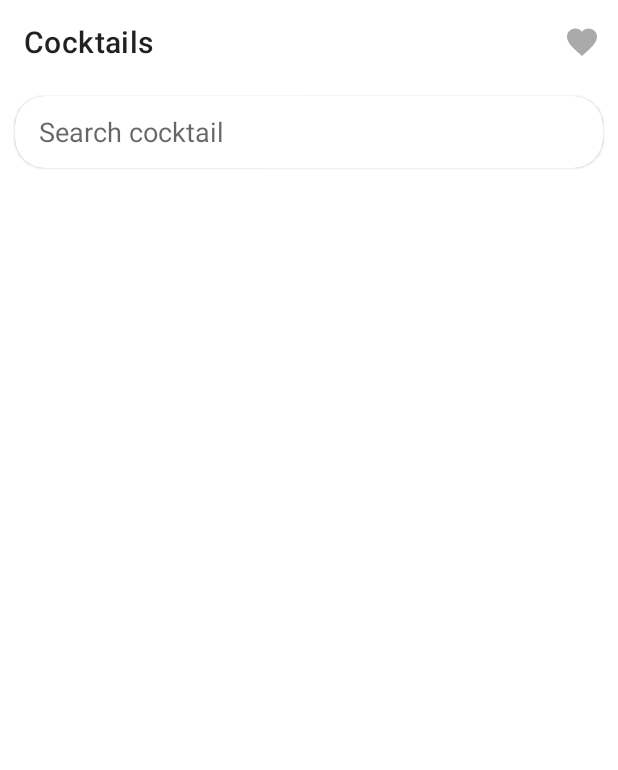
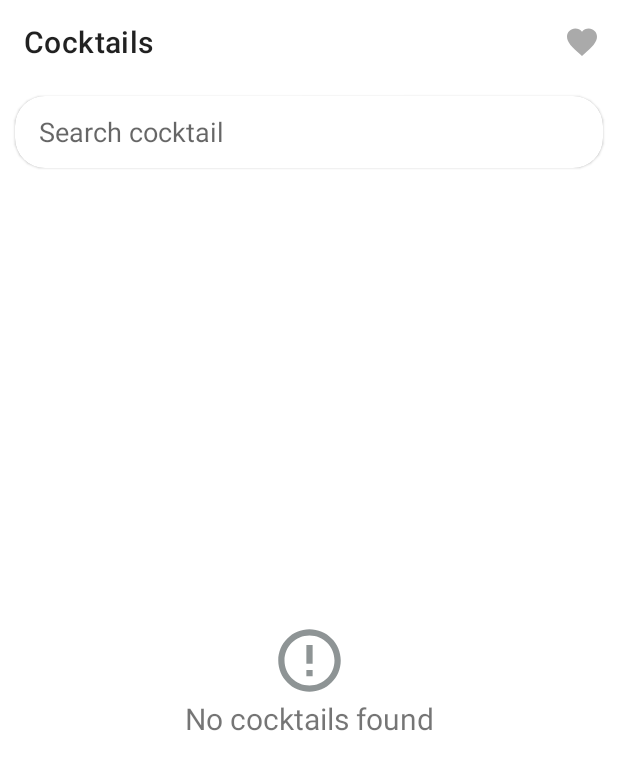
Before and after one commit to farinas09/cocktails_app, an Android app: the screen it shows after launch (MainActivity), on a phone screen of 412 x 824 dp. Shown: the top 770 px of the screen. Run offline under Robolectric (Android 15) with nearby library versions, the phone set to English and light mode, and no system bars; our stand-ins replace Dagger/Hilt's generated code, Room's generated code, navigation-ui; libraries missing offline, so code that uses them is left out: com.zhuinden.eventemitter; pictures from the network do not load; 1 statement that could not run was skipped.

Commit message:
refactor ui changes and improve arq

```diff
--- a/app/src/main/java/com/farinas/cocktailsapp/ui/MainAdapter.kt
+++ b/app/src/main/java/com/farinas/cocktailsapp/ui/home/MainAdapter.kt
@@ -1,4 +1,4 @@
-package com.farinas.cocktailsapp.ui
+package com.farinas.cocktailsapp.ui.home
 
 import android.content.Context
 import android.view.LayoutInflater
@@ -14,12 +14,20 @@ import com.farinas.cocktailsapp.databinding.DrinkRowBinding
 /**
  * Created by Erick Fariñas on 21/07/2021.
  */
-class MainAdapter(private val context: Context, private val cocktailsList: List<Cocktail>, private val itemClickListener:OnCocktailClickListener) :
+class MainAdapter(private val context: Context, private val itemClickListener: OnCocktailClickListener) :
     RecyclerView.Adapter<BaseViewHolder<*>>() {
+
+    private var cocktailList = listOf<Cocktail>()
 
     interface OnCocktailClickListener {
         fun onCocktailClick(cocktail: Cocktail)
     }
+
+    fun setCocktailList(cocktailList: List<Cocktail>) {
+        this.cocktailList = cocktailList
+        notifyDataSetChanged()
+    }
+
     override fun onCreateViewHolder(parent: ViewGroup, viewType: Int): BaseViewHolder<*> {
         return MainViewHolder(
             LayoutInflater.from(context).inflate(R.layout.drink_row, parent, false)
@@ -28,12 +36,12 @@ class MainAdapter(private val context: Context, private val cocktailsList: List<
 
     override fun onBindViewHolder(holder: BaseViewHolder<*>, position: Int) {
         when (holder) {
-            is MainViewHolder -> holder.bind(cocktailsList[position], position)
+            is MainViewHolder -> holder.bind(cocktailList[position], position)
         }
     }
 
     override fun getItemCount(): Int {
-        return cocktailsList.size
+        return cocktailList.size
     }
 
     inner class MainViewHolder(itemView: View) : BaseViewHolder<Cocktail>(itemView) {
--- a/app/src/main/java/com/farinas/cocktailsapp/ui/MainFragment.kt
+++ b/app/src/main/java/com/farinas/cocktailsapp/ui/home/MainFragment.kt
@@ -1,33 +1,33 @@
-package com.farinas.cocktailsapp.ui
+package com.farinas.cocktailsapp.ui.home
 
 import android.os.Bundle
 import android.view.*
 import androidx.fragment.app.Fragment
-import android.widget.SearchView
-import android.widget.Toast
-import androidx.fragment.app.viewModels
+import androidx.fragment.app.activityViewModels
 import androidx.lifecycle.Observer
 import androidx.navigation.fragment.findNavController
 import androidx.recyclerview.widget.LinearLayoutManager
-import com.farinas.cocktailsapp.data.local.AppDatabase
 import com.farinas.cocktailsapp.R
+import com.farinas.cocktailsapp.core.Resource
 import com.farinas.cocktailsapp.data.model.Cocktail
 import com.farinas.cocktailsapp.databinding.FragmentMainBinding
-import com.farinas.cocktailsapp.domain.CocktailRepositoryImpl
 import com.farinas.cocktailsapp.presentation.MainViewModel
-import com.farinas.cocktailsapp.ui.viewmodel.VMFactory
-import com.farinas.cocktailsapp.vo.Resource
+import com.farinas.cocktailsapp.utils.*
+import dagger.hilt.android.AndroidEntryPoint
 
+@AndroidEntryPoint
 class MainFragment : Fragment(), MainAdapter.OnCocktailClickListener {
 
-    private val viewModel by viewModels<MainViewModel> { VMFactory(CocktailRepositoryImpl(DataSource(
-        AppDatabase.getDatabase(requireActivity().applicationContext)))) }
+    private val viewModel by activityViewModels<MainViewModel>()
     private var _binding: FragmentMainBinding? = null;
     private val binding get() = _binding!!
+    private lateinit var mainAdapter: MainAdapter
 
     override fun onCreate(savedInstanceState: Bundle?) {
         super.onCreate(savedInstanceState)
         setHasOptionsMenu(true)
+
+        mainAdapter = MainAdapter(requireContext(), this)
     }
 
     override fun onCreateView(
@@ -48,47 +48,37 @@ class MainFragment : Fragment(), MainAdapter.OnCocktailClickListener {
 
     private fun setUpObservers() {
         viewModel.fetchCocktailsList.observe(viewLifecycleOwner, Observer { result ->
+            binding.progressBar.showIf { result is Resource.Loading }
             when (result) {
                 is Resource.Loading -> {
-                    binding.progressBar.visibility = View.VISIBLE
+                    binding.emptyContainer.root.hide()
                 }
                 is Resource.Success -> {
-                    binding.progressBar.visibility = View.GONE
-                    binding.rvCocktails.adapter = MainAdapter(requireContext(), result.data, this)
+                    if (result.data.isEmpty()) {
+                        binding.rvCocktails.hide()
+                        binding.emptyContainer.root.show()
+                        return@Observer
+                    }
+                    binding.rvCocktails.show()
+                    mainAdapter.setCocktailList(result.data)
+                    binding.emptyContainer.root.hide()
                 }
                 is Resource.Failure -> {
-                    binding.progressBar.visibility = View.GONE
-                    Toast.makeText(
-                        requireContext(),
-                        "An error occurred while fetching the data ${result.exception}",
-                        Toast.LENGTH_SHORT
-                    ).show()
+                    showToast("Ocurrió un error al traer los datos ${result.exception}")
                 }
             }
         })
     }
 
     private fun setUpSearchView() {
-        binding.searchView.setOnQueryTextListener(object:SearchView.OnQueryTextListener{
-            override fun onQueryTextSubmit(query: String?): Boolean {
-                if (query != null) {
-                    viewModel.setCocktail(query)
-                } else {
-                    viewModel.setCocktail("")
-                }
-
-                return false
-            }
-
-            override fun onQueryTextChange(p0: String?): Boolean {
-                return false
-            }
-
-        })
+        binding.searchView.onQueryTextChanged {
+            viewModel.setCocktail(it)
+        }
     }
 
     private fun setupRecyclerView() {
         binding.rvCocktails.layoutManager = LinearLayoutManager(requireContext())
+        binding.rvCocktails.adapter = mainAdapter
     }
 
     override fun onCocktailClick(cocktail: Cocktail) {
--- /dev/null
+++ b/app/src/main/java/com/farinas/cocktailsapp/utils/Utils.kt
@@ -0,0 +1,55 @@
+package com.farinas.cocktailsapp.utils
+
+import android.content.Context
+import android.view.View
+import android.widget.SearchView
+import android.widget.Toast
+import androidx.fragment.app.Fragment
+
+/**
+ * Created by Erick Fariñas on 17/09/2021.
+ */
+inline fun SearchView.onQueryTextChanged(crossinline onQueryTextChanged: (String) -> Unit) {
+    setOnQueryTextListener(object : SearchView.OnQueryTextListener {
+        override fun onQueryTextSubmit(query: String): Boolean {
+            onQueryTextChanged(query)
+            return false
+        }
+
+        override fun onQueryTextChange(newText: String?): Boolean {
+            return false
+        }
+    })
+}
+
+fun View.show() {
+    visibility = View.VISIBLE
+}
+
+fun View.hide() {
+    visibility = View.GONE
+}
+
+inline fun <T : View> T.showIf(condition: (T) -> Boolean) {
+    if (condition(this)) {
+        show()
+    } else {
+        hide()
+    }
+}
+
+inline fun <T : View> T.hideIf(condition: (T) -> Boolean) {
+    if (condition(this)) {
+        hide()
+    } else {
+        show()
+    }
+}
+
+fun Context.showToast(message: String, duration: Int = Toast.LENGTH_SHORT) {
+    Toast.makeText(this, message, duration).show()
+}
+
+fun Fragment.showToast(message: String, duration: Int = Toast.LENGTH_SHORT) {
+    requireContext().showToast(message, duration)
+}
--- /dev/null
+++ b/app/src/main/res/drawable/ic_baseline_error_outline_24.xml
@@ -0,0 +1,5 @@
+<vector android:height="24dp" android:tint="#8E9495"
+    android:viewportHeight="24" android:viewportWidth="24"
+    android:width="24dp" xmlns:android="http://schemas.android.com/apk/res/android">
+    <path android:fillColor="@android:color/white" android:pathData="M11,15h2v2h-2zM11,7h2v6h-2zM11.99,2C6.47,2 2,6.48 2,12s4.47,10 9.99,10C17.52,22 22,17.52 22,12S17.52,2 11.99,2zM12,20c-4.42,0 -8,-3.58 -8,-8s3.58,-8 8,-8 8,3.58 8,8 -3.58,8 -8,8z"/>
+</vector>
--- /dev/null
+++ b/app/src/main/res/layout/empty_container.xml
@@ -0,0 +1,29 @@
+<?xml version="1.0" encoding="utf-8"?>
+<androidx.constraintlayout.widget.ConstraintLayout xmlns:android="http://schemas.android.com/apk/res/android"
+    xmlns:app="http://schemas.android.com/apk/res-auto"
+    xmlns:tools="http://schemas.android.com/tools"
+    android:layout_width="match_parent"
+    android:layout_height="match_parent">
+
+    <ImageView
+        android:id="@+id/imageView"
+        android:layout_width="@dimen/error_image_size"
+        android:layout_height="@dimen/error_image_size"
+        android:src="@drawable/ic_baseline_error_outline_24"
+        app:layout_constraintBottom_toBottomOf="parent"
+        app:layout_constraintEnd_toEndOf="parent"
+        app:layout_constraintStart_toStartOf="parent"
+        app:layout_constraintTop_toTopOf="parent"
+        tools:ignore="ContentDescription" />
+
+    <TextView
+        android:id="@+id/textView"
+        android:layout_width="wrap_content"
+        android:layout_height="wrap_content"
+        android:text="@string/search_no_results"
+        android:textSize="@dimen/text_size_normal"
+        app:layout_constraintEnd_toEndOf="@+id/imageView"
+        app:layout_constraintStart_toStartOf="@+id/imageView"
+        app:layout_constraintTop_toBottomOf="@+id/imageView" />
+
+</androidx.constraintlayout.widget.ConstraintLayout>
--- a/app/src/main/res/layout/fragment_cocktail_details.xml
+++ b/app/src/main/res/layout/fragment_cocktail_details.xml
@@ -4,7 +4,7 @@
     xmlns:tools="http://schemas.android.com/tools"
     android:layout_width="match_parent"
     android:layout_height="match_parent"
-    tools:context=".ui.CocktailDetailsFragment">
+    tools:context=".ui.cocktailDetail.CocktailDetailsFragment">
 
     <com.google.android.material.card.MaterialCardView
         android:id="@+id/materialCardView"
--- a/app/src/main/res/layout/fragment_favorites.xml
+++ b/app/src/main/res/layout/fragment_favorites.xml
@@ -3,7 +3,7 @@
     xmlns:tools="http://schemas.android.com/tools"
     android:layout_width="match_parent"
     android:layout_height="match_parent"
-    tools:context=".ui.FavoritesFragment">
+    tools:context=".ui.favorites.FavoritesFragment">
 
     <androidx.recyclerview.widget.RecyclerView
         android:id="@+id/rv_favs_cocktails"
--- a/app/src/main/res/layout/fragment_main.xml
+++ b/app/src/main/res/layout/fragment_main.xml
@@ -4,7 +4,7 @@
     xmlns:tools="http://schemas.android.com/tools"
     android:layout_width="match_parent"
     android:layout_height="match_parent"
-    tools:context=".ui.MainFragment">
+    tools:context=".ui.home.MainFragment">
 
     <com.google.android.material.card.MaterialCardView
         android:id="@+id/mcv_search_view"
@@ -31,6 +31,15 @@
 
     </com.google.android.material.card.MaterialCardView>
 
+    <include
+        android:id="@+id/empty_container"
+        layout="@layout/empty_container"
+        android:visibility="gone"
+        app:layout_constraintBottom_toBottomOf="parent"
+        app:layout_constraintEnd_toEndOf="parent"
+        app:layout_constraintStart_toStartOf="parent"
+        app:layout_constraintTop_toBottomOf="@+id/mcv_search_view" />
+
     <ProgressBar
         android:id="@+id/progressBar"
         android:layout_width="wrap_content"
--- a/app/src/main/res/navigation/main_graph.xml
+++ b/app/src/main/res/navigation/main_graph.xml
@@ -7,7 +7,7 @@
 
     <fragment
         android:id="@+id/mainFragment"
-        android:name="com.farinas.cocktailsapp.ui.MainFragment"
+        android:name="com.farinas.cocktailsapp.ui.home.MainFragment"
         android:label="Cocktails"
         tools:layout="@layout/fragment_main">
         <action
@@ -16,7 +16,12 @@
             app:enterAnim="@anim/slide_in_right"
             app:exitAnim="@anim/slide_out_left"
             app:popEnterAnim="@anim/slide_in_left"
-            app:popExitAnim="@anim/slide_out_right" />
+            app:popExitAnim="@anim/slide_out_right">
+        <argument
+            android:name="cocktail"
+            app:argType="com.farinas.cocktailsapp.data.model.Cocktail"
+            app:nullable="false" />
+        </action>
         <action
             android:id="@+id/action_mainFragment_to_favoritesFragment"
             app:destination="@id/favoritesFragment"
@@ -27,12 +32,17 @@
     </fragment>
     <fragment
         android:id="@+id/cocktailDetailsFragment"
-        android:name="com.farinas.cocktailsapp.ui.CocktailDetailsFragment"
+        android:name="com.farinas.cocktailsapp.ui.cocktailDetail.CocktailDetailsFragment"
         android:label="Details"
-        tools:layout="@layout/fragment_cocktail_details" />
+        tools:layout="@layout/fragment_cocktail_details">
+        <argument
+            android:name="cocktail"
+            app:argType="com.farinas.cocktailsapp.data.model.Cocktail"
+            app:nullable="false" />
+    </fragment>
     <fragment
         android:id="@+id/favoritesFragment"
-        android:name="com.farinas.cocktailsapp.ui.FavoritesFragment"
+        android:name="com.farinas.cocktailsapp.ui.favorites.FavoritesFragment"
         android:label="My Favorites"
         tools:layout="@layout/fragment_favorites" >
         <action
@@ -41,6 +51,11 @@
             app:enterAnim="@anim/slide_in_right"
             app:exitAnim="@anim/slide_out_left"
             app:popEnterAnim="@anim/slide_in_left"
-            app:popExitAnim="@anim/slide_out_right" />
+            app:popExitAnim="@anim/slide_out_right">
+        <argument
+            android:name="cocktail"
+            app:argType="com.farinas.cocktailsapp.data.model.Cocktail"
+            app:nullable="false" />
+        </action>
     </fragment>
 </navigation>
--- a/app/src/main/res/values/strings.xml
+++ b/app/src/main/res/values/strings.xml
@@ -1,4 +1,5 @@
 <resources>
     <string name="app_name">Cocktails App</string>
     <string name="hello_blank_fragment">Hello blank fragment</string>
+    <string name="search_no_results">No cocktails found</string>
 </resources>
```
Also changed, not shown: app/src/main/java/com/farinas/cocktailsapp/presentation/MainViewModel.kt (+9 -5 lines), app/src/main/java/com/farinas/cocktailsapp/ui/FavoritesAdapter.kt (deleted, +0 -49 lines), app/src/main/java/com/farinas/cocktailsapp/ui/cocktailDetail/CocktailDetailsFragment.kt (renamed from app/src/main/java/com/farinas/cocktailsapp/ui/CocktailDetailsFragment.kt, +30 -19 lines), app/src/main/java/com/farinas/cocktailsapp/ui/favorites/FavoritesAdapter.kt (added, +73 -0 lines), app/src/main/java/com/farinas/cocktailsapp/ui/favorites/FavoritesFragment.kt (renamed from app/src/main/java/com/farinas/cocktailsapp/ui/FavoritesFragment.kt, +17 -21 lines), app/src/main/java/com/farinas/cocktailsapp/vo/Resource.kt (deleted, +0 -10 lines), app/src/main/java/com/farinas/cocktailsapp/vo/RetrofitClient.kt (deleted, +0 -18 lines), app/src/main/res/drawable/ic_baseline_delete_24.xml (added, +10 -0 lines).
